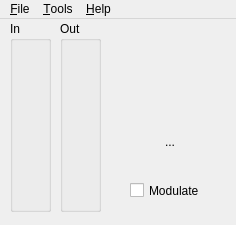
jontio/JMPX, file JMPX/mainwindow.ui: the form before one commit.
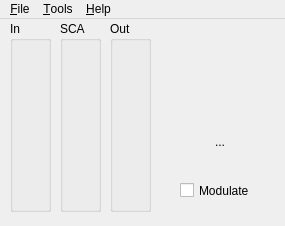
The form after the commit. Icons and pictures are not drawn. Custom widgets are drawn as their Qt base class.

Diff of the .ui file:
```diff
--- a/JMPX/mainwindow.ui
+++ b/JMPX/mainwindow.ui
@@ -6,8 +6,8 @@
    <rect>
     <x>0</x>
     <y>0</y>
-    <width>236</width>
-    <height>225</height>
+    <width>285</width>
+    <height>226</height>
    </rect>
   </property>
   <property name="windowTitle">
@@ -21,28 +21,21 @@
    <bool>true</bool>
   </property>
   <widget class="QWidget" name="centralWidget">
-   <widget class="QCheckBox" name="checkBox_modulate">
+   <widget class="QGroupBox" name="groupBox_out">
     <property name="geometry">
      <rect>
-      <x>130</x>
-      <y>160</y>
-      <width>90</width>
-      <height>23</height>
-     </rect>
-    </property>
-    <property name="text">
-     <string>Modulate</string>
-    </property>
-   </widget>
-   <widget class="QGroupBox" name="groupBox_2">
-    <property name="geometry">
-     <rect>
-      <x>60</x>
+      <x>110</x>
       <y>2</y>
       <width>41</width>
       <height>191</height>
      </rect>
     </property>
+    <property name="sizePolicy">
+     <sizepolicy hsizetype="Preferred" vsizetype="Preferred">
+      <horstretch>0</horstretch>
+      <verstretch>0</verstretch>
+     </sizepolicy>
+    </property>
     <property name="title">
      <string>Out</string>
     </property>
@@ -60,29 +53,7 @@
      </item>
     </layout>
    </widget>
-   <widget class="QLabel" name="label_rds">
-    <property name="enabled">
-     <bool>true</bool>
-    </property>
-    <property name="geometry">
-     <rect>
-      <x>120</x>
-      <y>52</y>
-      <width>101</width>
-      <height>41</height>
-     </rect>
-    </property>
-    <property name="text">
-     <string/>
-    </property>
-    <property name="pixmap">
-     <pixmap resource="jmpx.qrc">:/images/RDS-off.png</pixmap>
-    </property>
-    <property name="scaledContents">
-     <bool>true</bool>
-    </property>
-   </widget>
-   <widget class="QGroupBox" name="groupBox">
+   <widget class="QGroupBox" name="groupBox_in">
     <property name="geometry">
      <rect>
       <x>10</x>
@@ -115,11 +86,93 @@
      </item>
     </layout>
    </widget>
+   <widget class="QGroupBox" name="groupBox_sca">
+    <property name="geometry">
+     <rect>
+      <x>60</x>
+      <y>2</y>
+      <width>41</width>
+      <height>191</height>
+     </rect>
+    </property>
+    <property name="sizePolicy">
+     <sizepolicy hsizetype="Preferred" vsizetype="Preferred">
+      <horstretch>0</horstretch>
+      <verstretch>0</verstretch>
+     </sizepolicy>
+    </property>
+    <property name="title">
+     <string>SCA</string>
+    </property>
+    <layout class="QVBoxLayout" name="verticalLayout_3">
+     <item>
+      <layout class="QGridLayout" name="gridLayout_3">
+       <item row="0" column="0">
+        <widget class="Volumemeter" name="scavolumemeter" native="true">
+         <property name="volume" stdset="0">
+          <double>0.000000000000000</double>
+         </property>
+        </widget>
+       </item>
+      </layout>
+     </item>
+    </layout>
+   </widget>
+   <widget class="QWidget" name="widget_therest" native="true">
+    <property name="geometry">
+     <rect>
+      <x>170</x>
+      <y>10</y>
+      <width>111</width>
+      <height>181</height>
+     </rect>
+    </property>
+    <property name="sizePolicy">
+     <sizepolicy hsizetype="Fixed" vsizetype="Fixed">
+      <horstretch>0</horstretch>
+      <verstretch>0</verstretch>
+     </sizepolicy>
+    </property>
+    <widget class="QCheckBox" name="checkBox_modulate">
+     <property name="geometry">
+      <rect>
+       <x>10</x>
+       <y>150</y>
+       <width>90</width>
+       <height>23</height>
+      </rect>
+     </property>
+     <property name="text">
+      <string>Modulate</string>
+     </property>
+    </widget>
+    <widget class="QLabel" name="label_stereo">
+     <property name="enabled">
+      <bool>true</bool>
+     </property>
+     <property name="geometry">
+      <rect>
+       <x>0</x>
+       <y>2</y>
+       <width>101</width>
+       <height>41</height>
+      </rect>
+     </property>
+     <property name="text">
+      <string/>
+     </property>
+     <property name="pixmap">
+      <pixmap resource="jmpx.qrc">:/images/stereo-off.png</pixmap>
+     </property>
+     <property name="scaledContents">
+      <bool>true</bool>
+     </property>
+    </widget>
    <widget class="QToolButton" name="toolButton_options">
     <property name="geometry">
      <rect>
-      <x>150</x>
-      <y>103</y>
+       <x>30</x>
+       <y>93</y>
       <width>40</width>
       <height>40</height>
      </rect>
@@ -141,14 +194,14 @@
      <bool>true</bool>
     </property>
    </widget>
-   <widget class="QLabel" name="label_stereo">
+    <widget class="QLabel" name="label_rds">
     <property name="enabled">
      <bool>true</bool>
     </property>
     <property name="geometry">
      <rect>
-      <x>120</x>
-      <y>12</y>
+       <x>0</x>
+       <y>42</y>
       <width>101</width>
       <height>41</height>
      </rect>
@@ -162,6 +215,7 @@
     <property name="scaledContents">
      <bool>true</bool>
     </property>
+    </widget>
    </widget>
   </widget>
   <widget class="QMenuBar" name="menuBar">
@@ -169,7 +223,7 @@
     <rect>
      <x>0</x>
      <y>0</y>
-     <width>236</width>
+     <width>285</width>
      <height>23</height>
     </rect>
    </property>
```
Left out of the diff: 8 changed lines with no effect on the pictures. Lines whose indentation alone changed are shown as unchanged.
